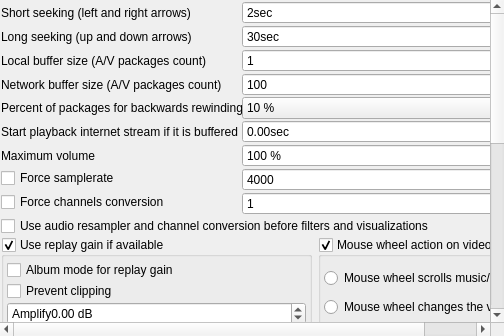
First picture: the form in src/gui/Ui/SettingsPlayback.ui, repository zaps166/QMPlay2, before the edit.
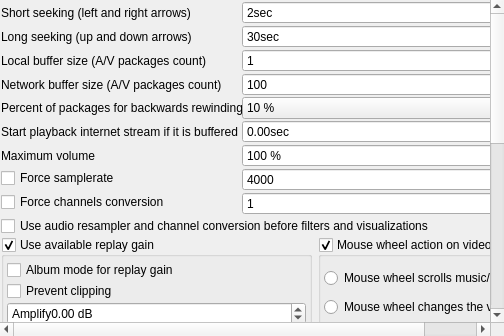
Second picture: the form after the edit.

What changed in the file:
```diff
--- a/src/gui/Ui/SettingsPlayback.ui
+++ b/src/gui/Ui/SettingsPlayback.ui
@@ -42,7 +42,7 @@
        <item row="1" column="0">
         <widget class="QGroupBox" name="replayGain">
          <property name="title">
-          <string>Use replay gain if available</string>
+          <string>Use available replay gain</string>
          </property>
          <property name="checkable">
           <bool>true</bool>
```
